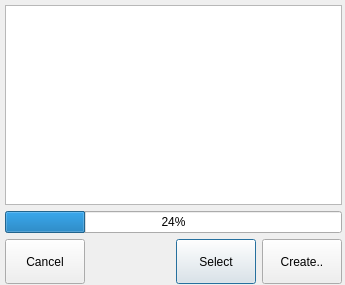
Above: res/ui/manager-session.ui from smartboyhw/speechcontrol before the change. Below: the same form after it.
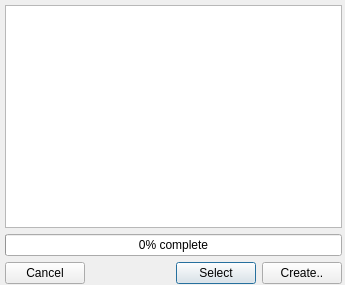
That is the form after the change. Icons and pictures are not drawn.

Commit message: Added a progress counter and invokation for the Session information dialog.

The edit to the form file:
```diff
--- a/res/ui/manager-session.ui
+++ b/res/ui/manager-session.ui
@@ -32,7 +32,7 @@
       <item>
        <widget class="QPushButton" name="btnCancel">
         <property name="sizePolicy">
-         <sizepolicy hsizetype="Minimum" vsizetype="MinimumExpanding">
+         <sizepolicy hsizetype="Minimum" vsizetype="Preferred">
           <horstretch>0</horstretch>
           <verstretch>0</verstretch>
          </sizepolicy>
@@ -64,7 +64,7 @@
       <item>
        <widget class="QPushButton" name="btnOk">
         <property name="sizePolicy">
-         <sizepolicy hsizetype="Minimum" vsizetype="MinimumExpanding">
+         <sizepolicy hsizetype="Minimum" vsizetype="Preferred">
           <horstretch>0</horstretch>
           <verstretch>0</verstretch>
          </sizepolicy>
@@ -80,7 +80,7 @@
       <item>
        <widget class="QPushButton" name="btnCreate">
         <property name="sizePolicy">
-         <sizepolicy hsizetype="Minimum" vsizetype="MinimumExpanding">
+         <sizepolicy hsizetype="Minimum" vsizetype="Preferred">
           <horstretch>0</horstretch>
           <verstretch>0</verstretch>
          </sizepolicy>
@@ -98,7 +98,10 @@
     <item row="1" column="0">
      <widget class="QProgressBar" name="progressBar">
       <property name="value">
-       <number>24</number>
+       <number>0</number>
+      </property>
+      <property name="format">
+       <string>%p% complete</string>
       </property>
      </widget>
     </item>
```
The commit also changes 1 other file.
